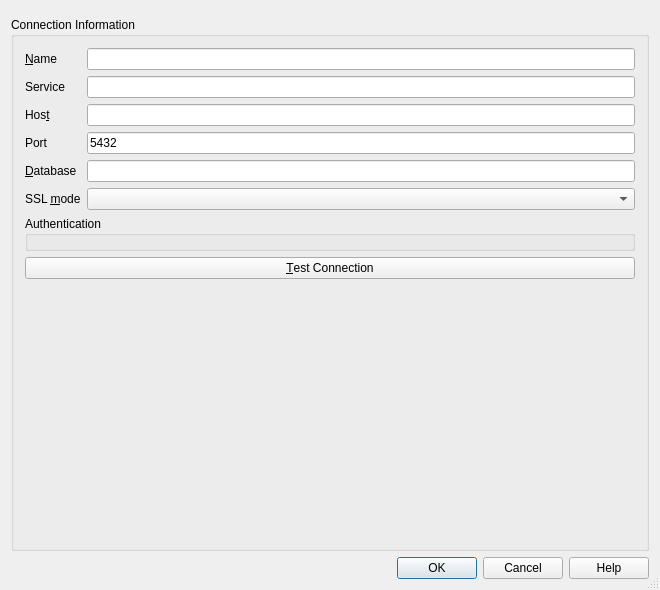
eryk918/postgis_toolbox, file DBManager/UI/new_connection_dialog.ui: the form before one commit.
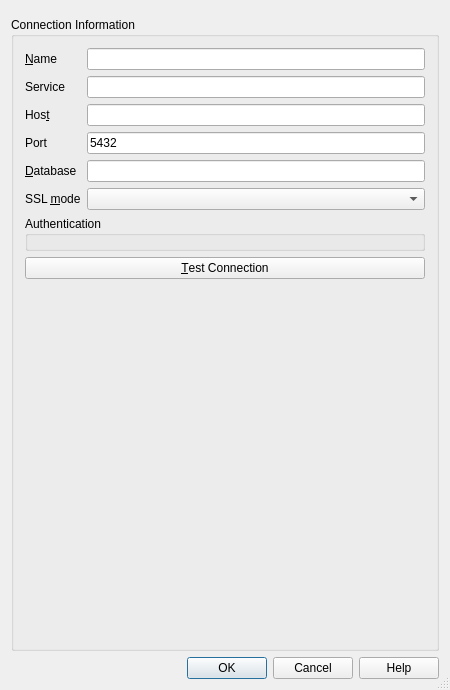
The form after the commit. Custom widgets are drawn as their Qt base class.

Patch:
```diff
--- a/DBManager/UI/new_connection_dialog.ui
+++ b/DBManager/UI/new_connection_dialog.ui
@@ -6,8 +6,8 @@
    <rect>
     <x>0</x>
     <y>0</y>
-    <width>660</width>
-    <height>590</height>
+    <width>450</width>
+    <height>690</height>
    </rect>
   </property>
   <property name="sizePolicy">
@@ -16,6 +16,12 @@
     <verstretch>0</verstretch>
    </sizepolicy>
   </property>
+  <property name="minimumSize">
+   <size>
+    <width>450</width>
+    <height>690</height>
+   </size>
+  </property>
   <property name="windowTitle">
    <string>Create a New PostGIS Connection</string>
   </property>
```
Left out of the diff: 2 changed lines with no effect on the pictures.
